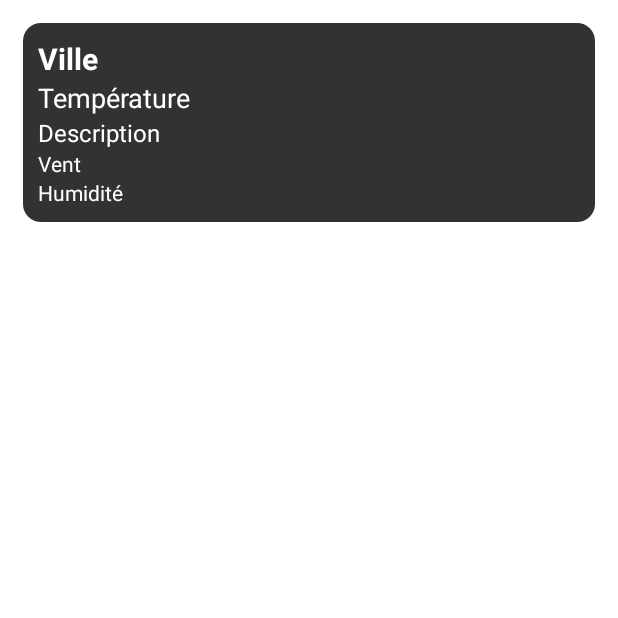
After one commit to Nozito/Weather_App, an Android app: the WeatherDetailActivity screen opened directly, with no data from a screen before it, on a phone screen of 412 x 824 dp, the top half of it. The commit adds this screen. Run offline under Robolectric (Android 15) with nearby library versions, the phone set to English and light mode, and no system bars.

Commit message:
Add better view

```diff
--- a/app/src/main/AndroidManifest.xml
+++ b/app/src/main/AndroidManifest.xml
@@ -16,6 +16,11 @@
         android:usesCleartextTraffic="true"
         tools:targetApi="31">
         <activity
+            android:name=".CityListActivity"
+            android:exported="false" />
+        <activity android:name=".WeatherDetailActivity"
+            android:exported="false" />
+        <activity
             android:name=".MainActivity"
             android:exported="true">
             <intent-filter>
--- /dev/null
+++ b/app/src/main/java/com/example/openwatherapp/WeatherDetailActivity.java
@@ -0,0 +1,36 @@
+package com.example.openwatherapp;
+
+import android.os.Bundle;
+import android.widget.TextView;
+import androidx.appcompat.app.AppCompatActivity;
+
+public class WeatherDetailActivity extends AppCompatActivity {
+
+    @Override
+    protected void onCreate(Bundle savedInstanceState) {
+        super.onCreate(savedInstanceState);
+        setContentView(R.layout.weather_card_item);
+
+        // Initialisation des TextViews
+        TextView cityTextView = findViewById(R.id.cityNameTextView);
+        TextView tempTextView = findViewById(R.id.temperatureTextView);
+        TextView descTextView = findViewById(R.id.descriptionTextView);
+        TextView humidityTextView = findViewById(R.id.humidityTextView);
+        TextView windTextView = findViewById(R.id.windTextView);
+
+        Bundle extras = getIntent().getExtras();
+        if (extras != null) {
+            String cityName = extras.getString("city_name");
+            float temperature = extras.getFloat("temperature");
+            String description = extras.getString("description");
+            int humidity = extras.getInt("humidity");
+            float windSpeed = extras.getFloat("wind_speed");
+
+            cityTextView.setText(cityName);
+            tempTextView.setText(String.format("%.1f°C", temperature));
+            descTextView.setText(description);
+            humidityTextView.setText(String.format("Humidité : %d%%", humidity));
+            windTextView.setText(String.format("Vent : %.1f km/h", windSpeed));
+        }
+    }
+}
--- /dev/null
+++ b/app/src/main/res/drawable/button_rounded_10.xml
@@ -0,0 +1,4 @@
+<shape xmlns:android="http://schemas.android.com/apk/res/android">
+    <solid android:color="#006994" /> <!-- Couleur de fond -->
+    <corners android:radius="8dp" /> <!-- Rayon des coins -->
+</shape>
--- /dev/null
+++ b/app/src/main/res/drawable/input_rounded_10.xml
@@ -0,0 +1,4 @@
+<shape xmlns:android="http://schemas.android.com/apk/res/android">
+    <solid android:color="#323232" /> <!-- Couleur de fond -->
+    <corners android:radius="12dp" /> <!-- Rayon des coins -->
+</shape>
--- /dev/null
+++ b/app/src/main/res/drawable/input_rounded_15.xml
@@ -0,0 +1,4 @@
+<shape xmlns:android="http://schemas.android.com/apk/res/android">
+    <solid android:color="#323232" /> <!-- Couleur de fond -->
+    <corners android:radius="18dp" /> <!-- Rayon des coins -->
+</shape>
--- /dev/null
+++ b/app/src/main/res/drawable/input_rounded_5.xml
@@ -0,0 +1,4 @@
+<shape xmlns:android="http://schemas.android.com/apk/res/android">
+    <solid android:color="#323232" /> <!-- Couleur de fond -->
+    <corners android:radius="8dp" /> <!-- Rayon des coins -->
+</shape>
--- /dev/null
+++ b/app/src/main/res/drawable/rounded_2.xml
@@ -0,0 +1,4 @@
+<shape xmlns:android="http://schemas.android.com/apk/res/android">
+    <solid android:color="#1E1E1E"/> <!-- Couleur de fond -->
+    <corners android:radius="5dp"/> <!-- Ajustez la valeur du radius selon vos besoins -->
+</shape>
--- /dev/null
+++ b/app/src/main/res/drawable/rounded_edittext.xml
@@ -0,0 +1,6 @@
+<?xml version="1.0" encoding="utf-8"?>
+<shape xmlns:android="http://schemas.android.com/apk/res/android">
+    <solid android:color="@android:color/white"/>
+    <corners android:radius="8dp"/>
+    <stroke android:width="2dp" android:color="@android:color/darker_gray"/>
+</shape>
--- /dev/null
+++ b/app/src/main/res/layout/weather_card_item.xml
@@ -0,0 +1,73 @@
+<?xml version="1.0" encoding="utf-8"?>
+<LinearLayout xmlns:android="http://schemas.android.com/apk/res/android"
+    android:layout_width="match_parent"
+    android:layout_height="wrap_content"
+    android:orientation="vertical"
+    android:layout_margin="15dp"
+    android:gravity="center">
+
+    <!-- Card Background -->
+    <LinearLayout
+        android:layout_width="match_parent"
+        android:layout_height="wrap_content"
+        android:padding="10dp"
+        android:background="@drawable/input_rounded_10"
+        android:orientation="horizontal"
+        android:gravity="center">
+
+        <!-- City & Temp & Weather Description -->
+        <LinearLayout
+            android:layout_width="0dp"
+            android:layout_height="wrap_content"
+            android:layout_weight="1"
+            android:orientation="vertical"
+            android:gravity="center_vertical">
+
+            <!-- Ville -->
+            <TextView
+                android:id="@+id/cityNameTextView"
+                android:layout_width="wrap_content"
+                android:layout_height="wrap_content"
+                android:textSize="20sp"
+                android:text="Ville"
+                android:textStyle="bold"
+                android:textColor="#FFFFFF" />
+
+            <!-- Température -->
+            <TextView
+                android:id="@+id/temperatureTextView"
+                android:layout_width="wrap_content"
+                android:layout_height="wrap_content"
+                android:text="Température"
+                android:textColor="@color/white"
+                android:textSize="18sp" />
+
+            <!-- Description du temps -->
+            <TextView
+                android:id="@+id/descriptionTextView"
+                android:layout_width="wrap_content"
+                android:layout_height="wrap_content"
+                android:textSize="16sp"
+                android:text="Description"
+                android:textColor="@color/white" />
+
+            <TextView
+                android:id="@+id/windTextView"
+                android:layout_width="wrap_content"
+                android:layout_height="wrap_content"
+                android:text="Vent"
+                android:textSize="14sp"
+                android:textColor="@color/white" />
+
+            <!-- Humidité -->
+            <TextView
+                android:id="@+id/humidityTextView"
+                android:layout_width="wrap_content"
+                android:layout_height="wrap_content"
+                android:text="Humidité"
+                android:textSize="14sp"
+                android:textColor="@color/white" />
+        </LinearLayout>
+
+    </LinearLayout>
+</LinearLayout>
--- a/app/src/main/res/values/themes.xml
+++ b/app/src/main/res/values/themes.xml
@@ -2,8 +2,8 @@
     <!-- Base application theme. -->
     <style name="Theme.OpenWatherApp" parent="Theme.MaterialComponents.DayNight.NoActionBar">
         <!-- Primary brand color. -->
-        <item name="colorPrimary">@color/purple_500</item>
-        <item name="colorPrimaryVariant">@color/purple_700</item>
+        <item name="colorPrimary">@color/black</item>
+        <item name="colorPrimaryVariant">@color/black</item>
         <item name="colorOnPrimary">@color/white</item>
         <!-- Secondary brand color. -->
         <item name="colorSecondary">@color/teal_200</item>
```
Also changed, not shown: app/src/main/java/com/example/openwatherapp/CityListActivity.java (added, +77 -0 lines), app/src/main/java/com/example/openwatherapp/MainActivity.java (+12 -15 lines), app/src/main/java/com/example/openwatherapp/WeatherAdapter.java (added, +77 -0 lines), app/src/main/java/com/example/openwatherapp/WeatherResponse.java (+30 -0 lines), app/src/main/res/layout/activity_city_list.xml (added, +11 -0 lines), app/src/main/res/layout/activity_main.xml (+7 -17 lines).
